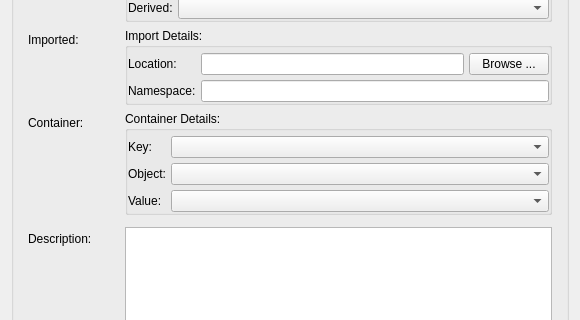
Above: sources/lusan/view/si/ui/SIDataTypeDetails.ui from aregtech/areg-sdk-tools before the change; both pictures show x 0 to 580 and y 163 to 483 of the 580 by 600 pixel window. Below: the same form after it.
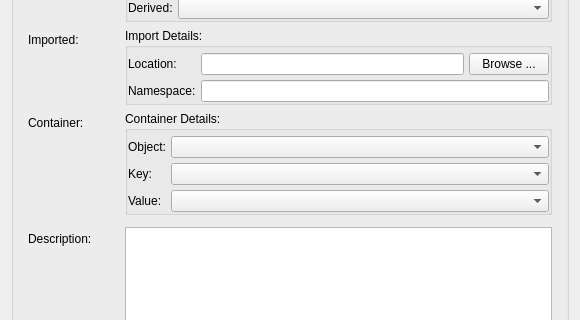
That is the form after the change.

Commit message: Initial implementation of data type. It still contains bugs.

What changed in the file:
```diff
--- a/sources/lusan/view/si/ui/SIDataTypeDetails.ui
+++ b/sources/lusan/view/si/ui/SIDataTypeDetails.ui
@@ -140,28 +140,21 @@
            <property name="bottomMargin">
             <number>0</number>
            </property>
-           <item row="0" column="0">
+           <item row="2" column="0">
             <widget class="QLabel" name="labelContainerKey">
              <property name="text">
               <string>Key:</string>
              </property>
             </widget>
            </item>
-           <item row="1" column="0">
-            <widget class="QLabel" name="labelContainerObject">
-             <property name="text">
-              <string>Object:</string>
-             </property>
-            </widget>
-           </item>
-           <item row="3" column="0">
+           <item row="5" column="0">
             <widget class="QLabel" name="labelContainerValue">
              <property name="text">
               <string>Value:</string>
              </property>
             </widget>
            </item>
-           <item row="0" column="1">
+           <item row="2" column="1">
             <widget class="QComboBox" name="comboContainerKey">
              <property name="sizePolicy">
               <sizepolicy hsizetype="Preferred" vsizetype="Preferred">
@@ -171,17 +164,7 @@
              </property>
             </widget>
            </item>
-           <item row="1" column="1">
-            <widget class="QComboBox" name="comboContainerObject">
-             <property name="sizePolicy">
-              <sizepolicy hsizetype="Preferred" vsizetype="Preferred">
-               <horstretch>0</horstretch>
-               <verstretch>0</verstretch>
-              </sizepolicy>
-             </property>
-            </widget>
-           </item>
-           <item row="3" column="1">
+           <item row="5" column="1">
             <widget class="QComboBox" name="comboContainerValue">
              <property name="sizePolicy">
               <sizepolicy hsizetype="Preferred" vsizetype="Preferred">
@@ -191,6 +174,23 @@
              </property>
             </widget>
            </item>
+           <item row="0" column="1">
+            <widget class="QComboBox" name="comboContainerObject">
+             <property name="sizePolicy">
+              <sizepolicy hsizetype="Preferred" vsizetype="Preferred">
+               <horstretch>0</horstretch>
+               <verstretch>0</verstretch>
+              </sizepolicy>
+             </property>
+            </widget>
+           </item>
+           <item row="0" column="0">
+            <widget class="QLabel" name="labelContainerObject">
+             <property name="text">
+              <string>Object:</string>
+             </property>
+            </widget>
+           </item>
           </layout>
          </widget>
         </item>
```
The commit also changes 12 other files.
